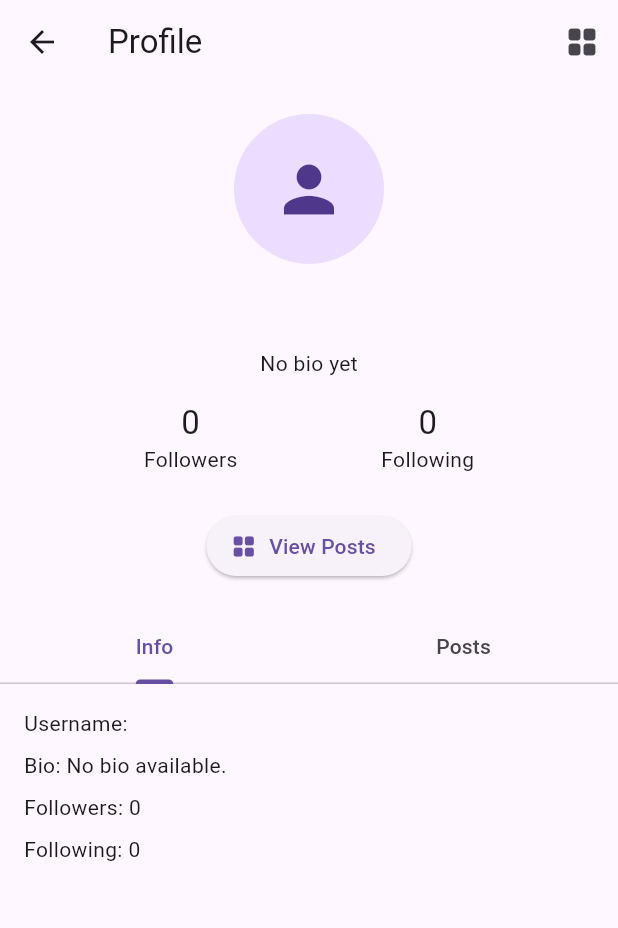
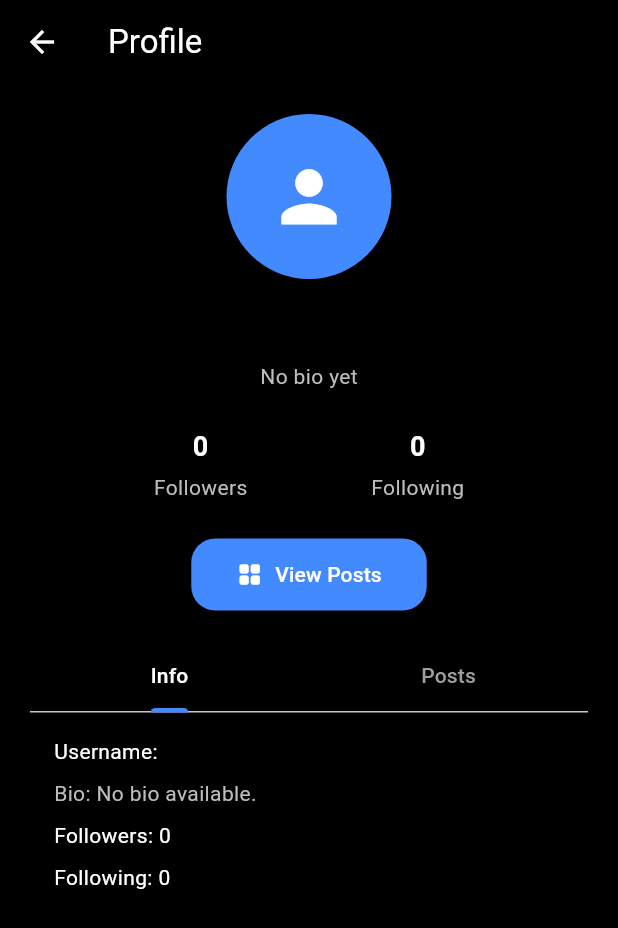
Before and after one commit to VISWA68/Social-Media-App, a Flutter app: the UserProfileScreen screen opened directly with empty values, on a phone screen of 412 x 824 dp. Shown: the top 928 px of the screen. Run offline on Flutter 3.47's test engine with Material 3 defaults, Android fonts, the phone set to English and light mode, and no system bars; our stand-ins replace cloud_firestore, firebase_auth, firebase_core, firebase_storage, google_sign_in, image_picker; accounts and stored records are empty; network calls fail.

Commit message:
Made UI changes for profile screen and liked screen

```diff
--- a/social_media_app/lib/screens/other_user/user_profile_screen.dart
+++ b/social_media_app/lib/screens/other_user/user_profile_screen.dart
@@ -1,19 +1,11 @@
 import 'package:flutter/material.dart';
 import 'package:cloud_firestore/cloud_firestore.dart';
 import 'package:social_media_app/screens/other_user/user_model.dart';
-// Import the screens if needed later
-// import 'package:social_media_app/screens/other_user/followers_list_screen.dart';
-// import 'package:social_media_app/screens/other_user/following_list_screen.dart';
-// import 'package:social_media_app/screens/other_user/user_posts_screen.dart';
 
 class UserProfileScreen extends StatefulWidget {
   final String userId;
 
-  UserProfileScreen({
-    Key? key,
-    required this.userId,
-  })  : assert(userId.isNotEmpty),
-        super(key: key);
+  const UserProfileScreen({super.key, required this.userId});
 
   @override
   State<UserProfileScreen> createState() => _UserProfileScreenState();
@@ -29,16 +21,11 @@ class _UserProfileScreenState extends State<UserProfileScreen> {
   }
 
   Future<UserModel> _loadUserData() async {
-    final doc = await FirebaseFirestore.instance
-        .collection('users')
-        .doc(widget.userId)
-        .get();
-
+    final doc = await FirebaseFirestore.instance.collection('users').doc(widget.userId).get();
     if (!doc.exists) {
       throw Exception('User not found');
     }
-
-    Map<String, dynamic> data = doc.data() as Map<String, dynamic>;
+    Map<String, dynamic> data = doc.data()!;
     data['id'] = doc.id;
     return UserModel.fromMap(data);
   }
@@ -46,143 +33,86 @@ class _UserProfileScreenState extends State<UserProfileScreen> {
   @override
   Widget build(BuildContext context) {
     return Scaffold(
+      backgroundColor: Colors.black,
       appBar: AppBar(
-        title: const Text('Profile'),
-        actions: [
-          IconButton(
-            icon: const Icon(Icons.grid_view_rounded),
-            onPressed: () {
-              // Navigator.push(context, MaterialPageRoute(
-              //   builder: (_) => UserPostsScreen(userId: widget.userId),
-              // ));
-            },
-          ),
-        ],
+        title: const Text('Profile', style: TextStyle(color: Colors.white)),
+        backgroundColor: Colors.transparent,
+        elevation: 0,
+        iconTheme: const IconThemeData(color: Colors.white),
       ),
       body: FutureBuilder<UserModel>(
         future: _userFuture,
         builder: (context, snapshot) {
           if (snapshot.connectionState == ConnectionState.waiting) {
-            return const Center(child: CircularProgressIndicator());
+            return const Center(child: CircularProgressIndicator(color: Colors.blueAccent));
           }
-
           if (snapshot.hasError) {
-            return Center(child: Text('Error: ${snapshot.error}'));
+            return Center(
+              child: Text('Error: ${snapshot.error}', style: const TextStyle(color: Colors.white70)),
+            );
           }
 
           final user = snapshot.data!;
 
           return SingleChildScrollView(
+            padding: const EdgeInsets.all(20),
             child: Column(
               children: [
-                const SizedBox(height: 20),
                 CircleAvatar(
-                  radius: 50,
+                  radius: 55,
+                  backgroundColor: Colors.blueAccent,
                   backgroundImage: user.profileUrl.isNotEmpty
                       ? NetworkImage(user.profileUrl)
                       : null,
                   child: user.profileUrl.isEmpty
-                      ? const Icon(Icons.person, size: 50)
+                      ? const Icon(Icons.person, size: 55, color: Colors.white)
                       : null,
                 ),
                 const SizedBox(height: 16),
-                Text(
-                  user.username,
-                  style: Theme.of(context).textTheme.headlineSmall,
-                ),
+                Text(user.username,
+                    style: const TextStyle(fontSize: 22, fontWeight: FontWeight.bold, color: Colors.white)),
                 const SizedBox(height: 8),
-                Text(user.bio.isNotEmpty ? user.bio : 'No bio yet'),
-                const SizedBox(height: 16),
+                Text(user.bio.isNotEmpty ? user.bio : "No bio yet",
+                    style: TextStyle(color: Colors.grey[400])),
+                const SizedBox(height: 24),
                 Row(
                   mainAxisAlignment: MainAxisAlignment.spaceEvenly,
                   children: [
-                    GestureDetector(
-                      onTap: () {
-                        // Navigator.push(context, MaterialPageRoute(
-                        //   builder: (_) => FollowersListScreen(followerIds: user.followers),
-                        // ));
-                      },
-                      child: Column(
-                        children: [
-                          Text(
-                            user.followers.length.toString(),
-                            style: Theme.of(context).textTheme.titleLarge,
-                          ),
-                          const Text('Followers'),
-                        ],
-                      ),
-                    ),
-                    GestureDetector(
-                      onTap: () {
-                        // Navigator.push(context, MaterialPageRoute(
-                        //   builder: (_) => FollowingListScreen(followingIds: user.following),
-                        // ));
-                      },
-                      child: Column(
-                        children: [
-                          Text(
-                            user.following.length.toString(),
-                            style: Theme.of(context).textTheme.titleLarge,
-                          ),
-                          const Text('Following'),
-                        ],
-                      ),
-                    ),
+                    _buildStat(context, 'Followers', user.followers.length),
+                    _buildStat(context, 'Following', user.following.length),
                   ],
                 ),
                 const SizedBox(height: 24),
                 ElevatedButton.icon(
-                  icon: const Icon(Icons.grid_view_rounded),
-                  label: const Text('View Posts'),
-                  onPressed: () {
-                    // Navigator.push(context, MaterialPageRoute(
-                    //   builder: (_) => UserPostsScreen(userId: widget.userId),
-                    // ));
-                  },
+                  onPressed: () {},
+                  icon: const Icon(Icons.grid_view_rounded, color: Colors.white),
+                  label: const Text('View Posts', style: TextStyle(color: Colors.white)),
+                  style: ElevatedButton.styleFrom(
+                    backgroundColor: Colors.blueAccent,
+                    padding: const EdgeInsets.symmetric(horizontal: 30, vertical: 14),
+                    shape: RoundedRectangleBorder(borderRadius: BorderRadius.circular(16)),
+                  ),
                 ),
                 const SizedBox(height: 20),
-                // Tab Navigation
                 DefaultTabController(
-                  length: 2, // Two tabs: Info and Posts
+                  length: 2,
                   child: Column(
                     children: [
                       TabBar(
-                        tabs: [
+                        labelColor: Colors.white,
+                        unselectedLabelColor: Colors.grey,
+                        indicatorColor: Colors.blueAccent,
+                        tabs: const [
                           Tab(text: "Info"),
                           Tab(text: "Posts"),
                         ],
                       ),
-                      Container(
-                        height: 400, // Height for the tab content
+                      SizedBox(
+                        height: 400,
                         child: TabBarView(
                           children: [
-                            // Info Tab
-                            Padding(
-                              padding: const EdgeInsets.all(16.0),
-                              child: Column(
-                                crossAxisAlignment: CrossAxisAlignment.start,
-                                children: [
-                                  Text("Username: ${user.username}"),
-                                  const SizedBox(height: 8),
-                                  Text(
-                                      "Bio: ${user.bio.isNotEmpty ? user.bio : 'No bio available.'}"),
-                                  const SizedBox(height: 8),
-                                  Text("Followers: ${user.followers.length}"),
-                                  const SizedBox(height: 8),
-                                  Text("Following: ${user.following.length}"),
-                                ],
-                              ),
-                            ),
-                            // Posts Tab (Placeholder, add your posts logic here)
-                            Padding(
-                              padding: const EdgeInsets.all(16.0),
-                              child: Column(
-                                children: [
-                                  const Text("User's posts will appear here."),
-                                  // Future builder or list view for posts here
-                                ],
-                              ),
-                            ),
+                            _buildInfoTab(user),
+                            _buildPostsTab(),
                           ],
                         ),
                       ),
@@ -196,4 +126,38 @@ class _UserProfileScreenState extends State<UserProfileScreen> {
       ),
     );
   }
+
+  Widget _buildStat(BuildContext context, String label, int count) {
+    return Column(
+      children: [
+        Text('$count', style: const TextStyle(fontSize: 18, fontWeight: FontWeight.bold, color: Colors.white)),
+        const SizedBox(height: 4),
+        Text(label, style: TextStyle(color: Colors.grey[400])),
+      ],
+    );
+  }
+
+  Widget _buildInfoTab(UserModel user) {
+    return Padding(
+      padding: const EdgeInsets.all(16.0),
+      child: Column(
+        crossAxisAlignment: CrossAxisAlignment.start,
+        children: [
+          Text("Username: ${user.username}", style: const TextStyle(color: Colors.white)),
+          const SizedBox(height: 8),
+          Text("Bio: ${user.bio.isNotEmpty ? user.bio : 'No bio available.'}", style: TextStyle(color: Colors.grey[400])),
+          const SizedBox(height: 8),
+          Text("Followers: ${user.followers.length}", style: const TextStyle(color: Colors.white)),
+          const SizedBox(height: 8),
+          Text("Following: ${user.following.length}", style: const TextStyle(color: Colors.white)),
+        ],
+      ),
+    );
+  }
+
+  Widget _buildPostsTab() {
+    return const Center(
+      child: Text("User's posts will appear here.", style: TextStyle(color: Colors.white70)),
+    );
+  }
 }
```
Also changed, not shown: social_media_app/lib/screens/liked_screen.dart (+32 -22 lines), social_media_app/lib/screens/profile_screen.dart (+30 -40 lines).
